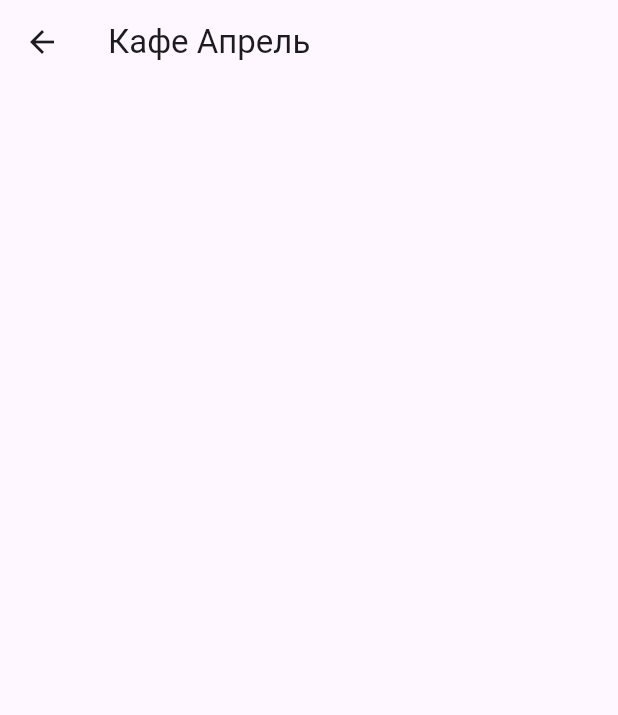
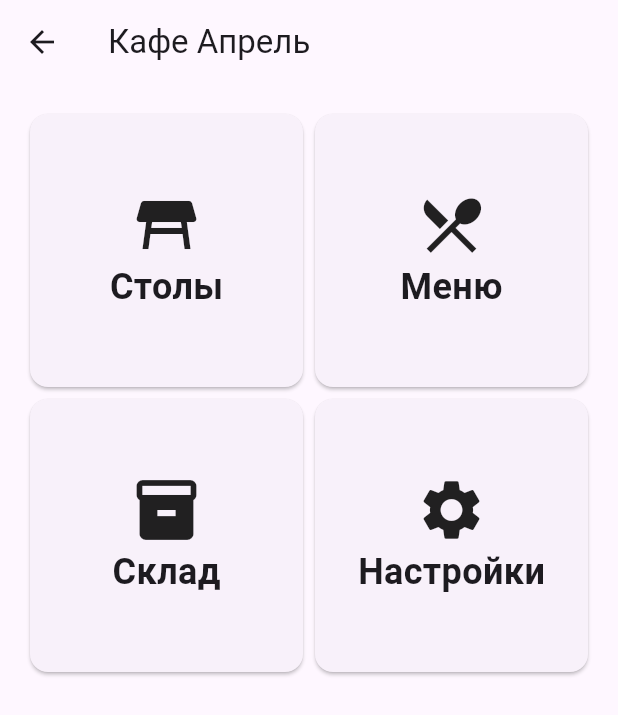
Before and after one commit to TheHeret1c/cafe_aprel_automation, a Flutter app: the HomeScreen screen opened directly, on a phone screen of 412 x 824 dp. Shown: the top 715 px of the screen. Run offline on Flutter 3.47's test engine with Material 3 defaults, Android fonts, the phone set to English and light mode, and no system bars.

Commit message:
A card widget has been added and the home menu has been slightly improved.

```diff
--- a/lib/home_screen.dart
+++ /dev/null
@@ -1,12 +0,0 @@
-import 'package:flutter/material.dart';
-
-class HomeScreen extends StatelessWidget {
-  @override
-  Widget build(BuildContext context) {
-    return Scaffold(
-      appBar: AppBar(
-        title: const Text('Кафе Апрель'),
-      ),
-    );
-  }
-}
--- /dev/null
+++ b/lib/screens/home_screen.dart
@@ -0,0 +1,47 @@
+import 'package:flutter/material.dart';
+import '../widgets/menu_card.dart';
+
+class HomeScreen extends StatelessWidget {
+  @override
+  Widget build(BuildContext context) {
+    return Scaffold(
+      appBar: AppBar(title: const Text('Кафе Апрель')),
+      //body: const Center(child: Text('Главный экран')),
+      body: GridView.count(
+        crossAxisCount: 2,
+        childAspectRatio: 1,
+        padding: EdgeInsets.all(16),
+        children: [
+          MenuCard(
+            icon: Icons.table_restaurant,
+            title: 'Столы',
+            onTap:() {
+              print('Нажали на столы');
+            },
+          ),
+          MenuCard(
+            icon: Icons.restaurant_menu,
+            title: 'Меню',
+            onTap:() {
+              print('Нажали на меню');
+            },
+          ),
+          MenuCard(
+            icon: Icons.inventory_2,
+            title: 'Склад',
+            onTap:() {
+              print('Нажали на склад');
+            },
+          ),
+          MenuCard(
+            icon: Icons.settings,
+            title: 'Настройки',
+            onTap:() {
+              print('Нажали на настройки');
+            },
+          ),
+        ],
+      ),
+    );
+  }
+}
--- a/lib/main.dart
+++ b/lib/screens/main.dart
@@ -1,4 +1,5 @@
 import 'package:flutter/material.dart';
+import 'home_screen.dart';
 
 void main() {
   runApp(const MyApp());
@@ -61,7 +62,7 @@ class _MyHomePageState extends State<MyHomePage> {
   String? _loginError;
   String? _passwordError;
 
-  void _authorize() {
+  void _authorize(BuildContext context) {
     print('Кнопка авторизации нажата');
     String? loginError;
     String? passwordError;
@@ -82,6 +83,10 @@ class _MyHomePageState extends State<MyHomePage> {
 
     if (loginError == null && passwordError == null) {
       print('Есть авторизация!');
+      Navigator.push(
+        context,
+        MaterialPageRoute(builder: (context) => HomeScreen()),
+      );
     }
   }
 
@@ -146,7 +151,7 @@ class _MyHomePageState extends State<MyHomePage> {
                   ),
                   SizedBox(height: 16),
                   ElevatedButton(
-                      onPressed: _authorize,
+                      onPressed: () => _authorize(context),
                       child: const Text('Авторизоваться', style: TextStyle(fontSize: 16),)
                   ),
                 ],
--- /dev/null
+++ b/lib/widgets/menu_card.dart
@@ -0,0 +1,30 @@
+import 'package:flutter/material.dart';
+
+class MenuCard extends StatelessWidget {
+  final IconData icon;
+  final String title;
+  final VoidCallback onTap;
+
+  const MenuCard({super.key, required this.icon, required this.title, required this.onTap});
+
+  @override
+  Widget build(BuildContext context) {
+    return Card(
+      child: InkWell(
+        onTap: onTap,
+        child: Center(
+          child: Column(
+            mainAxisAlignment: MainAxisAlignment.center,
+            children: [
+              Icon(icon, size: 48),
+              Text(
+                title,
+                style: const TextStyle(fontSize: 24, fontWeight: FontWeight.bold),
+              ),
+            ],
+          ),
+        ),
+      ),
+    );
+  }
+}
```
Also changed, not shown: 1 other file.
